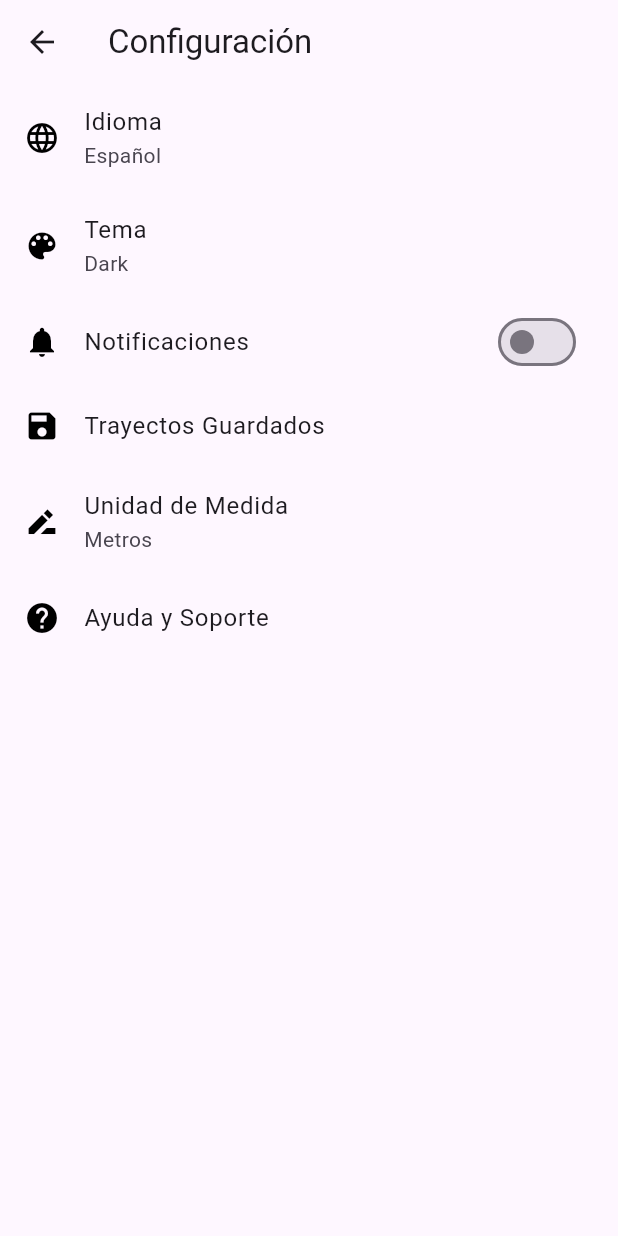
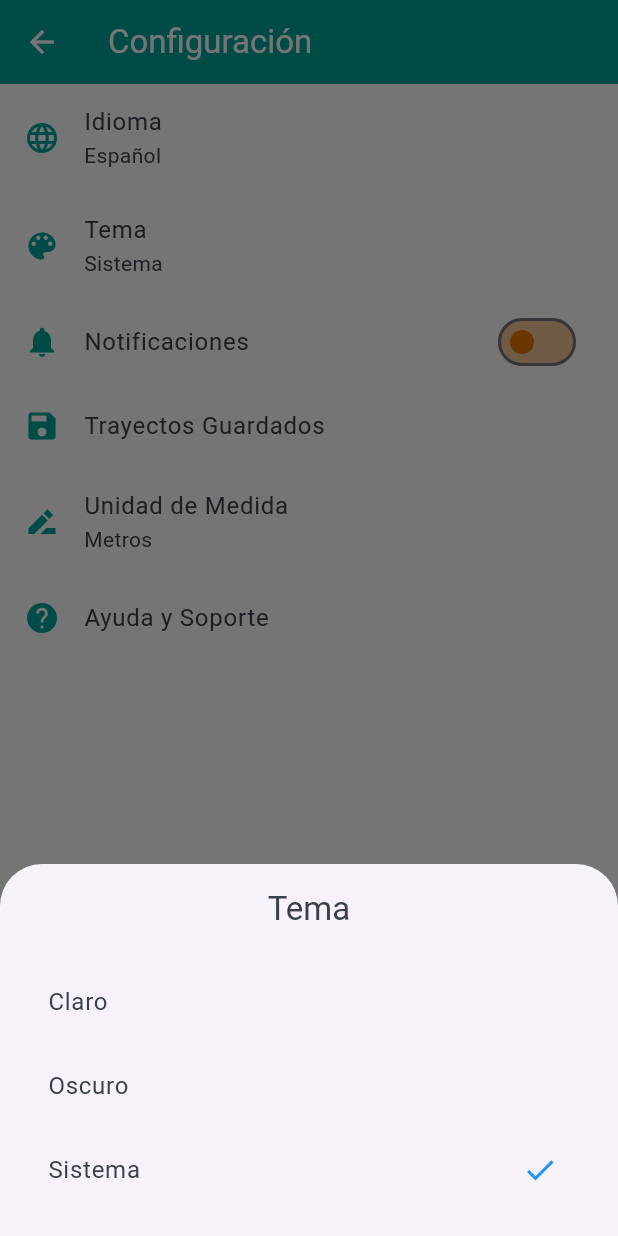
Before and after one commit to cromx123/mapa_fahu, a Flutter app: the ConfigScreen screen opened by its route, after a tap on "Tema", on a phone screen of 412 x 824 dp. Run offline on Flutter 3.47's test engine with Material 3 defaults, Android fonts, the light colour scheme and no system bars; our stand-ins replace flutter_map, geolocator, latlong2, speech_to_text, webview_flutter; key blocks and very long unbroken strings in the code were emptied for the run.

Commit message:
theme mode, funciona para ligth y dark mode

```diff
--- a/lib/controllers/settings_controller.dart
+++ b/lib/controllers/settings_controller.dart
@@ -1,9 +1,10 @@
+// maps_fahu/lib/controllers/settings_controller.dart
 import 'package:flutter/material.dart';
 
 class SettingsController extends ChangeNotifier {
   Locale _locale = const Locale('es');
   String _unit = 'metros'; // o 'millas'
-  String _theme = 'light'; // o 'dark'
+  ThemeMode _themeMode = ThemeMode.system;
 
   // Getter para locale
   Locale get locale => _locale;
@@ -24,11 +25,11 @@ class SettingsController extends ChangeNotifier {
   }
 
   // Getter para tema
-  String get theme => _theme;
+  ThemeMode get themeMode => _themeMode;
 
   // Setter para tema
-  void setTheme(String theme) {
-    _theme = theme;
+  void setThemeMode(ThemeMode themeMode) {
+    _themeMode = themeMode;
     notifyListeners();
   }
 }
--- a/lib/main.dart
+++ b/lib/main.dart
@@ -13,6 +13,7 @@ import 'views/solicitudes_screen.dart';
 import 'views/formulario_cae.dart';
 import 'views/estado_sol_screen.dart';
 import '/views/foto_screen.dart';
+import 'themes/theme.dart';
 
 void main() {
   runApp(
@@ -52,6 +53,9 @@ class CampusMapApp extends StatelessWidget {
         GlobalWidgetsLocalizations.delegate,
         GlobalCupertinoLocalizations.delegate,
       ],
+      theme: lightTheme,
+      darkTheme: darkTheme,
+      themeMode: localeController.themeMode,
       home: const CampusMapScreen(),
       routes: {
         '/menu_screen': (context) => const MenuScreen(),
--- /dev/null
+++ b/lib/themes/theme.dart
@@ -0,0 +1,61 @@
+import 'package:flutter/material.dart';
+
+final ThemeData lightTheme = ThemeData.light().copyWith(
+  primaryColor: const Color(0xFF00A499), // azul USACH
+  scaffoldBackgroundColor: Colors.white,
+  appBarTheme: const AppBarTheme(
+    backgroundColor: Color(0xFF00A499),
+    foregroundColor: Colors.white,
+    elevation: 0,
+  ),
+  floatingActionButtonTheme: const FloatingActionButtonThemeData(
+    backgroundColor: Color(0xFFE77500), // naranjo USACH
+    foregroundColor: Colors.white,
+  ),
+  iconTheme: const IconThemeData(
+    color: Color(0xFF00A499), // azul para iconos principales
+  ),
+  listTileTheme: const ListTileThemeData(
+    iconColor: Color(0xFF00A499),
+    textColor: Color(0xFF394049), // gris oscuro para legibilidad
+  ),
+  textTheme: const TextTheme(
+    titleLarge: TextStyle(color: Color(0xFF394049)),
+    bodyMedium: TextStyle(color: Color(0xFF394049)),
+    bodySmall: TextStyle(color: Color(0xFF757575)), // gris claro
+  ),
+  switchTheme: SwitchThemeData(
+    thumbColor: MaterialStatePropertyAll(Color(0xFFE77500)), // naranjo
+    trackColor: MaterialStatePropertyAll(Color(0xFFE77500).withOpacity(0.4)),
+  ),
+);
+
+final ThemeData darkTheme = ThemeData.dark().copyWith(
+  primaryColor: const Color(0xFF00A499), // azul USACH
+  scaffoldBackgroundColor: const Color(0xFF121212), // fondo dark
+  appBarTheme: const AppBarTheme(
+    backgroundColor: Color(0xFF00A499),
+    foregroundColor: Colors.white,
+    elevation: 0,
+  ),
+  floatingActionButtonTheme: const FloatingActionButtonThemeData(
+    backgroundColor: Color(0xFFE77500),
+    foregroundColor: Colors.white,
+  ),
+  iconTheme: const IconThemeData(
+    color: Color(0xFF00A499),
+  ),
+  listTileTheme: const ListTileThemeData(
+    iconColor: Color(0xFF00A499),
+    textColor: Colors.white,
+  ),
+  textTheme: const TextTheme(
+    titleLarge: TextStyle(color: Colors.white),
+    bodyMedium: TextStyle(color: Colors.white70),
+    bodySmall: TextStyle(color: Colors.white54),
+  ),
+  switchTheme: SwitchThemeData(
+    thumbColor: MaterialStatePropertyAll(Color(0xFFE77500)),
+    trackColor: MaterialStatePropertyAll(Color(0xFFE77500).withOpacity(0.4)),
+  ),
+);
--- a/lib/views/config_screen.dart
+++ b/lib/views/config_screen.dart
@@ -44,6 +44,42 @@ class ConfigScreen extends StatelessWidget {
         },
       );
     }
+    void _showThemeSelection() {
+      showModalBottomSheet(
+        context: context,
+        builder: (context) {
+          return Container(
+            padding: const EdgeInsets.all(16),
+            child: Column(
+              mainAxisSize: MainAxisSize.min,
+              children: [
+                Text(
+                  localizations.cs_theme,
+                  style: Theme.of(context).textTheme.titleLarge,
+                ),
+                const SizedBox(height: 20),
+                ...[
+                  {'label': 'Claro', 'mode': ThemeMode.light},
+                  {'label': 'Oscuro', 'mode': ThemeMode.dark},
+                  {'label': 'Sistema', 'mode': ThemeMode.system},
+                ].map((item) {
+                  return ListTile(
+                    title: Text(item['label'] as String),
+                    trailing: settings.themeMode == item['mode']
+                        ? const Icon(Icons.check, color: Colors.blue)
+                        : null,
+                    onTap: () {
+                      settings.setThemeMode(item['mode'] as ThemeMode);
+                      Navigator.pop(context);
+                    },
+                  );
+                }).toList(),
+              ],
+            ),
+          );
+        },
+      );
+    }
 
     return Scaffold(
       appBar: AppBar(
@@ -53,27 +89,29 @@ class ConfigScreen extends StatelessWidget {
         children: [
           // Idioma con modal bottom sheet
           ListTile(
-            leading: const Icon(Icons.language, color: Colors.black),
+            leading: Icon(Icons.language, color: Theme.of(context).iconTheme.color),
             title: Text(localizations.cs_language),
-            subtitle: Text(settings.locale.languageCode == 'es'
-                ? 'Español' : 'English'),
+            subtitle: Text(settings.locale.languageCode == 'es' ? 'Español' : 'English'),
             onTap: _showLanguageSelection,
           ),
 
           // Tema
           ListTile(
-            leading: const Icon(Icons.color_lens, color: Colors.black),
+            leading: Icon(Icons.color_lens, color: Theme.of(context).iconTheme.color),
             title: Text(localizations.cs_theme),
-            subtitle: Text(settings.theme == 'light'
-                ? 'Light' : 'Dark'),
-            onTap: () {
-              settings.setTheme(settings.theme == 'light' ? 'dark' : 'light');
-            },
+            subtitle: Text(
+              settings.themeMode == ThemeMode.light
+                  ? 'Claro'
+                  : settings.themeMode == ThemeMode.dark
+                      ? 'Oscuro'
+                      : 'Sistema',
+            ),
+            onTap: _showThemeSelection,
           ),
 
           // Notificaciones
           ListTile(
-            leading: const Icon(Icons.notifications, color: Colors.black),
+            leading: Icon(Icons.notifications, color: Theme.of(context).iconTheme.color),
             title: Text(localizations.cs_notifications),
             trailing: Switch(
               value: false,
@@ -84,7 +122,7 @@ class ConfigScreen extends StatelessWidget {
 
           // Rutas guardadas
           ListTile(
-            leading: const Icon(Icons.save, color: Colors.black),
+            leading: Icon(Icons.save, color: Theme.of(context).iconTheme.color),
             title: Text(localizations.cs_savedRoutes),
             onTap: () {
               // Navegar a rutas guardadas
@@ -93,10 +131,9 @@ class ConfigScreen extends StatelessWidget {
 
           // Unidades
           ListTile(
-            leading: const Icon(Icons.drive_file_rename_outline_sharp, color: Colors.black),
+            leading: Icon(Icons.drive_file_rename_outline_sharp, color: Theme.of(context).iconTheme.color),
             title: Text(localizations.cs_units),
-            subtitle: Text(settings.unit == 'metros'
-                ? 'Metros' : 'Millas'),
+            subtitle: Text(settings.unit == 'metros' ? 'Metros' : 'Millas'),
             onTap: () {
               settings.setUnit(settings.unit == 'metros' ? 'millas' : 'metros');
             },
@@ -104,7 +141,7 @@ class ConfigScreen extends StatelessWidget {
 
           // Ayuda y soporte
           ListTile(
-            leading: const Icon(Icons.help, color: Colors.black),
+            leading: Icon(Icons.help, color: Theme.of(context).iconTheme.color),
             title: Text(localizations.cs_helpAndSupport),
             onTap: () {
               // Navegar a ayuda y soporte
--- a/lib/widgets/info_card.dart
+++ b/lib/widgets/info_card.dart
@@ -52,7 +52,7 @@ class _PlaceInfoCardState extends State<PlaceInfoCard> {
         padding: const EdgeInsets.symmetric(horizontal: 16, vertical: 8),
         decoration: BoxDecoration(
           color: Colors.white,
-          borderRadius: isLargeScreen ? BorderRadius.circular(0) : BorderRadius.circular(30),
+          borderRadius: isLargeScreen ? BorderRadius.circular(0) : BorderRadius.only(topLeft: Radius.circular(30), topRight: Radius.circular(30), bottomLeft: Radius.circular(0), bottomRight: Radius.circular(0),),
           boxShadow: [
             BoxShadow(
               color: Colors.teal.withOpacity(0.2),
```
